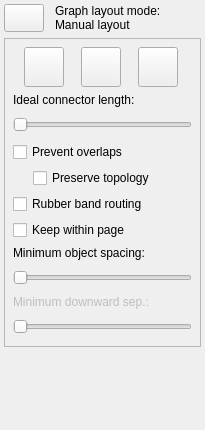
Qt form libdunnartcanvas/ui/LayoutProperties.ui (mjwybrow/dunnart) before a commit.
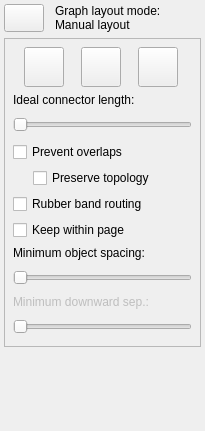
The same form after that commit. Icons and pictures are not drawn.

Commit message: Reenable structural flow and organic layout modes.

```diff
--- a/libdunnartcanvas/ui/LayoutProperties.ui
+++ b/libdunnartcanvas/ui/LayoutProperties.ui
@@ -7,7 +7,7 @@
     <x>0</x>
     <y>0</y>
     <width>205</width>
-    <height>430</height>
+    <height>431</height>
    </rect>
   </property>
   <property name="sizePolicy">
@@ -19,7 +19,7 @@
   <property name="minimumSize">
    <size>
     <width>205</width>
-    <height>430</height>
+    <height>431</height>
    </size>
   </property>
   <property name="allowedAreas">
```
Left out of the diff: 10 changed lines with no effect on the pictures. The commit also changes 5 other files.
